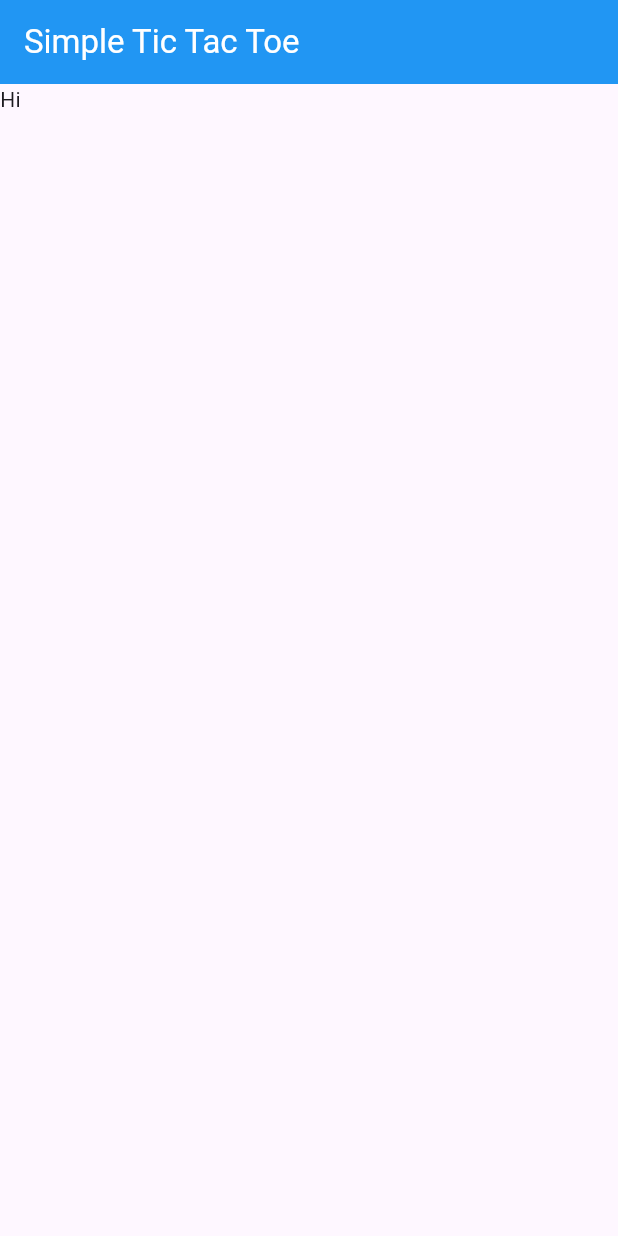
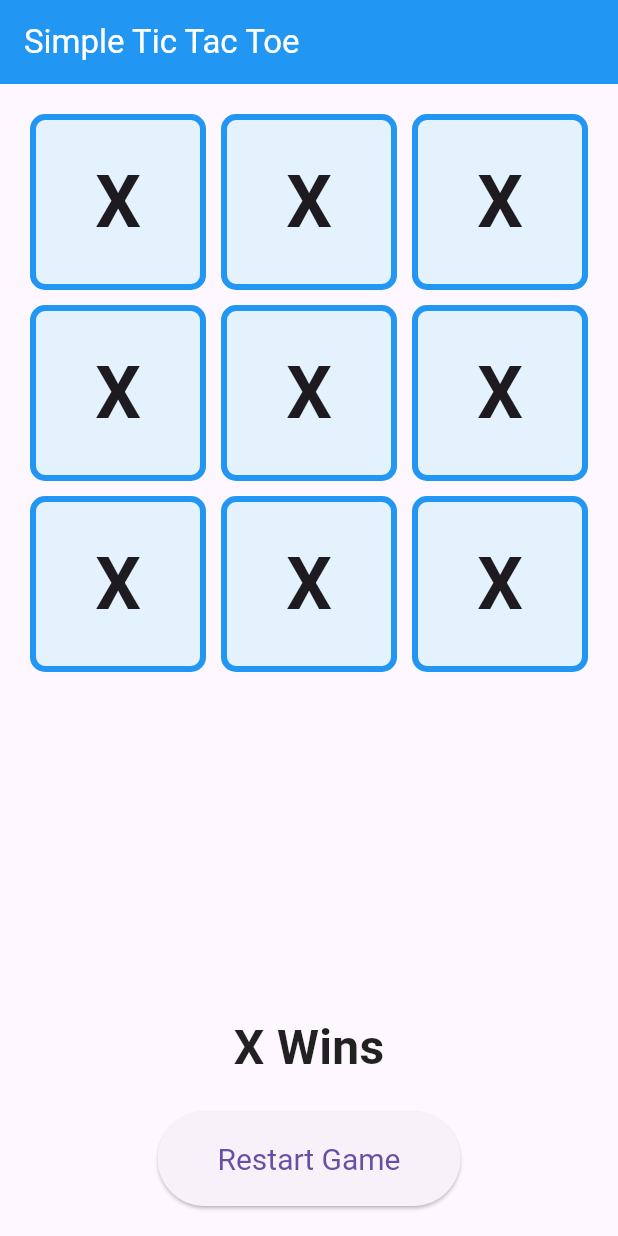
Before and after one commit to bijuaryal91/TicTacToeApp, a Flutter app: the screen it shows after launch, on a phone screen of 412 x 824 dp. Run offline on Flutter 3.47's test engine with Material 3 defaults, Android fonts, the phone set to English and light mode, and no system bars.

Commit message:
Basic UI For Tic Tac Toe

```diff
--- a/lib/mainpage.dart
+++ b/lib/mainpage.dart
@@ -18,7 +18,66 @@ class _TicAppState extends State<TicApp> {
           style: TextStyle(color: Colors.white),
         ),
       ),
-      body: Text("Hi"),
+      body: Column(
+        mainAxisAlignment: MainAxisAlignment.center,
+        children: [
+          Expanded(
+              child: GridView.builder(
+                  padding: EdgeInsets.all(20),
+                  gridDelegate: const SliverGridDelegateWithFixedCrossAxisCount(
+                    crossAxisCount: 3,
+                    crossAxisSpacing: 10,
+                    mainAxisSpacing: 10,
+                  ),
+                  itemCount: 9,
+                  itemBuilder: (context, index) {
+                    return GestureDetector(
+                      onTap: () => {},
+                      child: Container(
+                        decoration: BoxDecoration(
+                          color: Colors.blue.shade50,
+                          borderRadius: BorderRadius.circular(10),
+                          border: Border.all(
+                            color: Colors.blue,
+                            width: 4,
+                          ),
+                        ),
+                        child: const Center(
+                          child: Text("X",
+                              style: TextStyle(
+                                  fontSize: 48, fontWeight: FontWeight.bold)),
+                        ),
+                      ),
+                    );
+                  })),
+          Padding(
+            padding: const EdgeInsets.all(20.0),
+            child: Column(
+              children: [
+                const Text(
+                  "X Wins",
+                  style: TextStyle(
+                      fontSize: 32,
+                      fontWeight: FontWeight.bold,
+                      color: Colors.black87),
+                ),
+                const SizedBox(
+                  height: 20,
+                ),
+                ElevatedButton(
+                  onPressed: () {},
+                  style: ElevatedButton.styleFrom(
+                    padding: const EdgeInsets.symmetric(
+                        horizontal: 40, vertical: 20),
+                    textStyle: const TextStyle(fontSize: 20),
+                  ),
+                  child: const Text('Restart Game'),
+                )
+              ],
+            ),
+          )
+        ],
+      ),
     );
   }
 }
```
